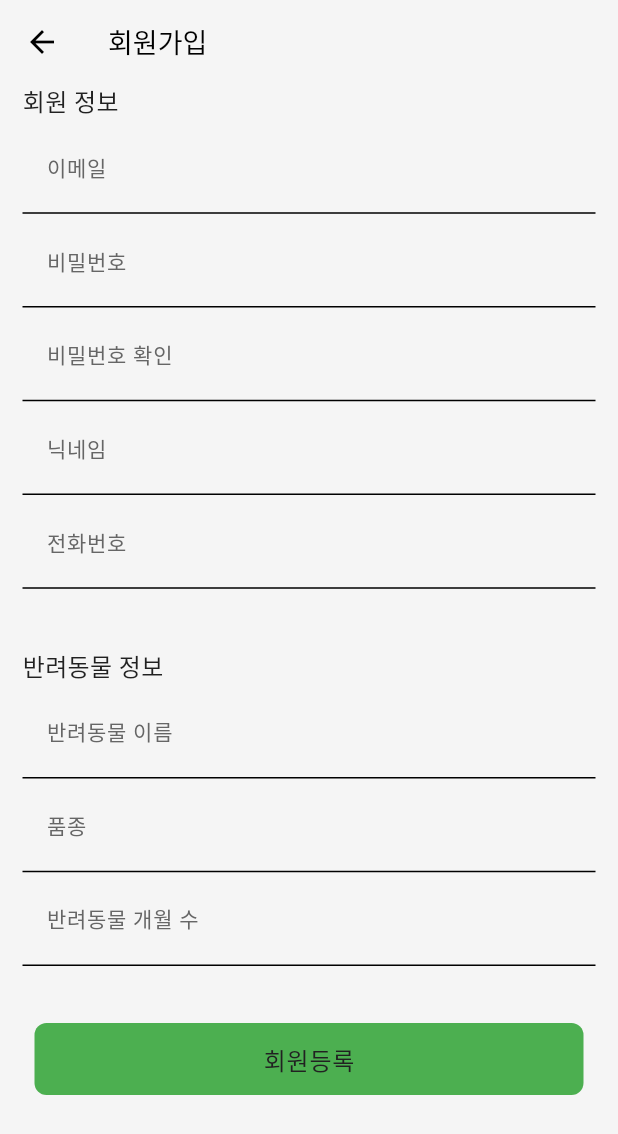
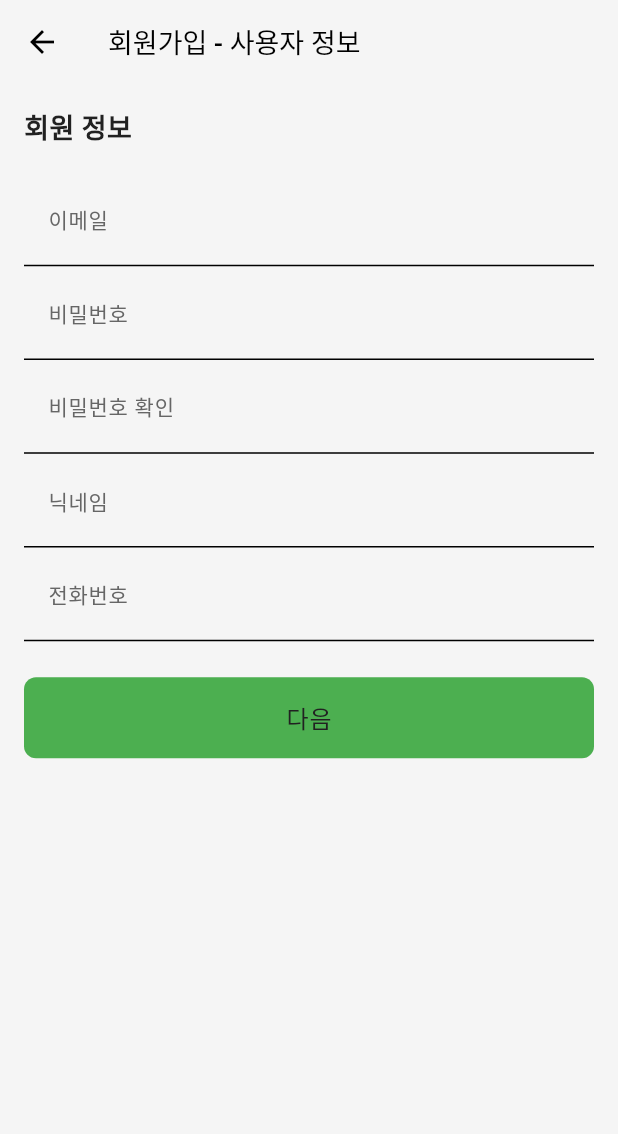
Before and after one commit to APP-iOS7/MeongmeongHairshop, a Flutter app: the screen it shows after launch, after a tap on "회원가입", on a phone screen of 412 x 824 dp. Shown: the top 1134 px of the screen. Run offline on Flutter 3.47's test engine with Material 3 defaults, Android fonts, the phone set to English and light mode, and no system bars; our stand-ins replace firebase_auth, firebase_core; accounts and stored records are empty; network calls fail.

Commit message:
회원가입 User 정보 입력 페이지와 Pet 정보 입력 페이지 생성 및 Pet_provider 구현 & route 변경

```diff
--- a/meongmeong_hairshop/lib/main.dart
+++ b/meongmeong_hairshop/lib/main.dart
@@ -1,6 +1,7 @@
 import 'package:firebase_core/firebase_core.dart';
 import 'package:flutter/material.dart';
 import 'package:meongmeong_hairshop/providers/user_provider.dart';
+import 'package:meongmeong_hairshop/providers/pet_provider.dart';
 import 'package:provider/provider.dart';
 import 'routes.dart';
 import 'config/app_theme.dart';
@@ -10,7 +11,10 @@ Future<void> main() async {
   await Firebase.initializeApp();
   runApp(
     MultiProvider(
-      providers: [ChangeNotifierProvider(create: (context) => UserProvider())],
+      providers: [
+        ChangeNotifierProvider(create: (context) => UserProvider()),
+        ChangeNotifierProvider(create: (context) => PetProvider()),
+      ],
       child: const MyApp(),
     ),
   );
--- a/meongmeong_hairshop/lib/views/login_screen.dart
+++ b/meongmeong_hairshop/lib/views/login_screen.dart
@@ -50,7 +50,7 @@ class LoginScreen extends StatelessWidget {
             ),
             TextButton(
               onPressed: () {
-                Navigator.pushNamed(context, '/signup');
+                Navigator.pushNamed(context, '/signup/user');
               },
               child: Text('회원가입'),
             ),
--- a/meongmeong_hairshop/lib/views/signup_screen.dart
+++ /dev/null
@@ -1,233 +0,0 @@
-import 'package:firebase_auth/firebase_auth.dart';
-import 'package:flutter/material.dart';
-import 'package:meongmeong_hairshop/providers/user_provider.dart';
-import 'package:provider/provider.dart';
-
-class SignupScreen extends StatelessWidget {
-  SignupScreen({super.key});
-
-  final _formKey = GlobalKey<FormState>();
-  final TextEditingController _emailController = TextEditingController();
-  final TextEditingController _passwordController = TextEditingController();
-  final TextEditingController _confirmPasswordController =
-      TextEditingController();
-  final TextEditingController _userNameController = TextEditingController();
-  final TextEditingController _phoneNumberController = TextEditingController();
-  final TextEditingController _petNameController = TextEditingController();
-  final TextEditingController _petBreedController = TextEditingController();
-  final TextEditingController _petAgeMonthController = TextEditingController();
-
-  @override
-  Widget build(BuildContext context) {
-    return Scaffold(
-      appBar: AppBar(title: Text('회원가입')),
-      body: Padding(
-        padding: EdgeInsets.only(left: 15, right: 15),
-        child: Form(
-          key: _formKey,
-          child: ListView(
-            children: [
-              Text('회원 정보'),
-              Consumer<UserProvider>(
-                builder: (context, userProvider, child) {
-                  return TextFormField(
-                    controller: _emailController,
-                    validator: (value) {
-                      if (value!.isEmpty) {
-                        return ' 이메일을 입력해주세요';
-                      }
-                      return null;
-                    },
-                    decoration: InputDecoration(labelText: '이메일'),
-                    onChanged: (value) {
-                      userProvider.updateEmail(value);
-                    },
-                  );
-                },
-              ),
-              Consumer<UserProvider>(
-                builder: (context, userProvider, child) {
-                  return TextFormField(
-                    controller: _passwordController,
-                    validator: (value) {
-                      if (value!.isEmpty) {
-                        return '패스워드를 입력해주세요';
-                      }
-                      return null;
-                    },
-                    obscureText: true,
-                    decoration: InputDecoration(labelText: '비밀번호'),
-                    onChanged: (value) {
-                      userProvider.updatePassword(value);
-                    },
-                  );
-                },
-              ),
-              Consumer<UserProvider>(
-                builder: (context, userProvider, child) {
-                  return TextFormField(
-                    controller: _confirmPasswordController,
-                    validator: (value) {
-                      if (value!.isEmpty) {
-                        return '패스워드를 확인해주세요';
-                      }
-                      return null;
-                    },
-                    obscureText: true,
-                    decoration: InputDecoration(
-                      labelText: '비밀번호 확인',
-                      errorText:
-                          userProvider.passwordMatch
-                              ? null
-                              : '비밀번호가 일치하지 않습니다.',
-                    ),
-                    onChanged: (value) {
-                      userProvider.updateConfirmPassword(value);
-                    },
-                  );
-                },
-              ),
-              Consumer<UserProvider>(
-                builder: (context, userProvider, child) {
-                  return TextFormField(
-                    controller: _userNameController,
-                    validator: (value) {
-                      if (value!.isEmpty) {
-                        return ' 닉네임을 입력해주세요';
-                      }
-                      return null;
-                    },
-                    decoration: InputDecoration(labelText: '닉네임'),
-                    onChanged: (value) {
-                      userProvider.updateUsername(value);
-                    },
-                  );
-                },
-              ),
-              Consumer<UserProvider>(
-                builder: (context, userProvider, child) {
-                  return TextFormField(
-                    controller: _phoneNumberController,
-                    validator: (value) {
-                      if (value!.isEmpty) {
-                        return ' 전화번호를 입력해주세요';
-                      }
-                      return null;
-                    },
-                    keyboardType: TextInputType.number,
-                    decoration: InputDecoration(labelText: '전화번호'),
-                    onChanged: (value) {
-                      userProvider.updatePhoneNumber(value);
-                    },
-                  );
-                },
-              ),
-              SizedBox(height: 40),
-              Text('반려동물 정보'),
-              Consumer<UserProvider>(
-                builder: (context, userProvider, child) {
-                  return TextFormField(
-                    controller: _petNameController,
-                    validator: (value) {
-                      if (value!.isEmpty) {
-                        return '반려동물 이름을 입력해주세요';
-                      }
-                      return null;
-                    },
-                    decoration: InputDecoration(labelText: '반려동물 이름'),
-                    onChanged: (value) {
-                      userProvider.updatePetName(value);
-                    },
-                  );
-                },
-              ),
-              Consumer<UserProvider>(
-                builder: (context, userProvider, child) {
-                  return TextFormField(
-                    controller: _petBreedController,
-                    validator: (value) {
-                      if (value!.isEmpty) {
-                        return '반려동물 품종을 입력해주세요';
-                      }
-                      return null;
-                    },
-                    decoration: InputDecoration(labelText: '품종'),
-                    onChanged: (value) {
-                      userProvider.updatePetBreed(value);
-                    },
-                  );
-                },
-              ),
-              Consumer<UserProvider>(
-                builder: (context, userProvider, child) {
-                  return TextFormField(
-                    controller: _petAgeMonthController,
-                    validator: (value) {
-                      if (value!.isEmpty) {
-                        return '반려동물 개월 수를 입력해주세요';
-                      }
-                      return null;
-                    },
-                    keyboardType: TextInputType.number,
-                    decoration: InputDecoration(
-                      labelText: '반려동물 개월 수',
-                      errorText:
-                          userProvider.isPetAgeNum ? null : '올바른 나이를 입력하세요.',
-                    ),
-                    onChanged: (value) {
-                      userProvider.updatePetAgeMonth(value);
-                    },
-                  );
-                },
-              ),
-              SizedBox(height: 30),
-              SizedBox(
-                width: double.infinity,
-                child: Padding(
-                  padding: const EdgeInsets.all(8.0),
-                  child: ElevatedButton(
-                    onPressed: () {
-                      signUp(context);
-                    },
-                    child: Text('회원등록'),
-                  ),
-                ),
-              ),
-            ],
-          ),
-        ),
-      ),
-    );
-  }
-
-  Future<void> signUp(BuildContext context) async {
-    if (_formKey.currentState!.validate()) {
-      if (Provider.of<UserProvider>(context, listen: false).passwordMatch &&
-          Provider.of<UserProvider>(context, listen: false).isPetAgeNum) {
-        try {
-          print(
-            'email = ${_emailController.text}, password: ${_passwordController.text}',
-          );
-          final credential = await FirebaseAuth.instance
-              .createUserWithEmailAndPassword(
-                email: _emailController.text,
-                password: _passwordController.text,
-              );
-          Navigator.pushNamed(context, '/login');
-        } on FirebaseAuthException catch (e) {
-          if (e.code == 'weak-password') {
-            print('The password provided is too weak.');
-          } else if (e.code == 'email-already-in-use') {
-            print('The account already exists for that email.');
-          }
-        } catch (e) {
-          print(e);
-        }
-      } else {
-        ScaffoldMessenger.of(
-          context,
-        ).showSnackBar(SnackBar(content: Text("입력한 정보를 다시 확인해주세요.")));
-      }
-    }
-  }
-}
--- /dev/null
+++ b/meongmeong_hairshop/lib/views/signup_user_screen.dart
@@ -0,0 +1,143 @@
+import 'package:flutter/material.dart';
+import 'package:meongmeong_hairshop/providers/user_provider.dart';
+import 'package:provider/provider.dart';
+
+import '../viewmodels/signup_viewmodel.dart';
+
+class SignupUserScreen extends StatelessWidget {
+  SignupUserScreen({super.key});
+
+  final _formKey = GlobalKey<FormState>();
+  final TextEditingController _emailController = TextEditingController();
+  final TextEditingController _passwordController = TextEditingController();
+  final TextEditingController _confirmPasswordController =
+      TextEditingController();
+  final TextEditingController _userNameController = TextEditingController();
+  final TextEditingController _phoneNumberController = TextEditingController();
+
+  @override
+  Widget build(BuildContext context) {
+    return Scaffold(
+      appBar: AppBar(title: Text('회원가입 - 사용자 정보')),
+      body: Padding(
+        padding: const EdgeInsets.all(16.0),
+        child: Form(
+          key: _formKey,
+          child: ListView(
+            children: [
+              Text(
+                '회원 정보',
+                style: TextStyle(fontSize: 18, fontWeight: FontWeight.bold),
+              ),
+              SizedBox(height: 16),
+
+              _buildEmailField(context),
+
+              _buildPasswordField(context),
+
+              _buildConfirmPasswordField(context),
+
+              _buildUsernameField(context),
+
+              _buildPhoneField(context),
+
+              SizedBox(height: 24),
+
+              ElevatedButton(
+                onPressed: () {
+                  if (validateUserInfo(context, _formKey)) {
+                    Navigator.pushNamed(context, '/signup/pet');
+                  }
+                },
+                style: ElevatedButton.styleFrom(
+                  padding: EdgeInsets.symmetric(vertical: 15),
+                ),
+                child: Text('다음', style: TextStyle(fontSize: 16)),
+              ),
+            ],
+          ),
+        ),
+      ),
+    );
+  }
+
+  Widget _buildEmailField(BuildContext context) {
+    return Consumer<UserProvider>(
+      builder: (context, userProvider, _) {
+        return TextFormField(
+          controller: _emailController,
+          decoration: InputDecoration(labelText: '이메일'),
+          validator: (value) {
+            if (value?.isEmpty ?? true) return '이메일을 입력해주세요';
+            if (!value!.contains('@') || !value.contains('.'))
+              return '올바른 이메일 형식이 아닙니다';
+            return null;
+          },
+          onChanged: (value) => userProvider.updateEmail(value),
+        );
+      },
+    );
+  }
+
+  Widget _buildPasswordField(BuildContext context) {
+    return Consumer<UserProvider>(
+      builder: (context, userProvider, _) {
+        return TextFormField(
+          controller: _passwordController,
+          decoration: InputDecoration(labelText: '비밀번호'),
+          obscureText: true,
+          validator: (value) {
+            if (value?.isEmpty ?? true) return '패스워드를 입력해주세요';
+            if (value!.length < 6) return '비밀번호는 최소 6자 이상이어야 합니다';
+            return null;
+          },
+          onChanged: (value) => userProvider.updatePassword(value),
+        );
+      },
+    );
+  }
+
+  Widget _buildConfirmPasswordField(BuildContext context) {
+    return Consumer<UserProvider>(
+      builder: (context, userProvider, _) {
+        return TextFormField(
+          controller: _confirmPasswordController,
+          decoration: InputDecoration(
+            labelText: '비밀번호 확인',
+            errorText: userProvider.passwordMatch ? null : '비밀번호가 일치하지 않습니다.',
+          ),
+          obscureText: true,
+          validator: (value) => value?.isEmpty ?? true ? '패스워드를 확인해주세요' : null,
+          onChanged: (value) => userProvider.updateConfirmPassword(value),
+        );
+      },
+    );
+  }
+
+  Widget _buildUsernameField(BuildContext context) {
+    return Consumer<UserProvider>(
+      builder: (context, userProvider, _) {
+        return TextFormField(
+          controller: _userNameController,
+          decoration: InputDecoration(labelText: '닉네임'),
+          validator: (value) => value?.isEmpty ?? true ? '닉네임을 입력해주세요' : null,
+          onChanged: (value) => userProvider.updateUsername(value),
+        );
+      },
+    );
+  }
+
+  Widget _buildPhoneField(BuildContext context) {
+    return Consumer<UserProvider>(
+      builder: (context, userProvider, _) {
+        return TextFormField(
+          controller: _phoneNumberController,
+          decoration: InputDecoration(labelText: '전화번호'),
+          keyboardType: TextInputType.number,
+          validator: (value) => value?.isEmpty ?? true ? '전화번호를 입력해주세요' : null,
+          onChanged: (value) => userProvider.updatePhoneNumber(value),
+        );
+      },
+    );
+  }
+}
```
Also changed, not shown: meongmeong_hairshop/lib/providers/pet_provider.dart (added, +64 -0 lines), meongmeong_hairshop/lib/routes.dart (+5 -2 lines), meongmeong_hairshop/lib/viewmodels/mypage_viewmodel.dart (+11 -2 lines), meongmeong_hairshop/lib/viewmodels/signup_viewmodel.dart (+14 -41 lines), meongmeong_hairshop/lib/views/signup_pet_screen.dart (added, +218 -0 lines).
